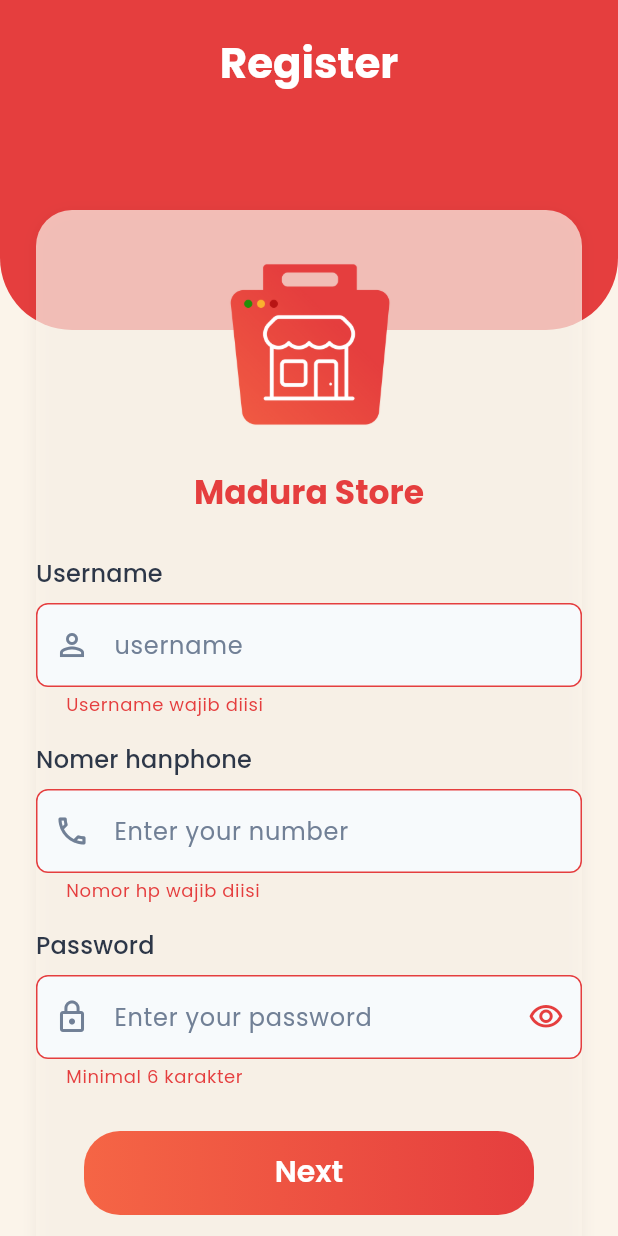
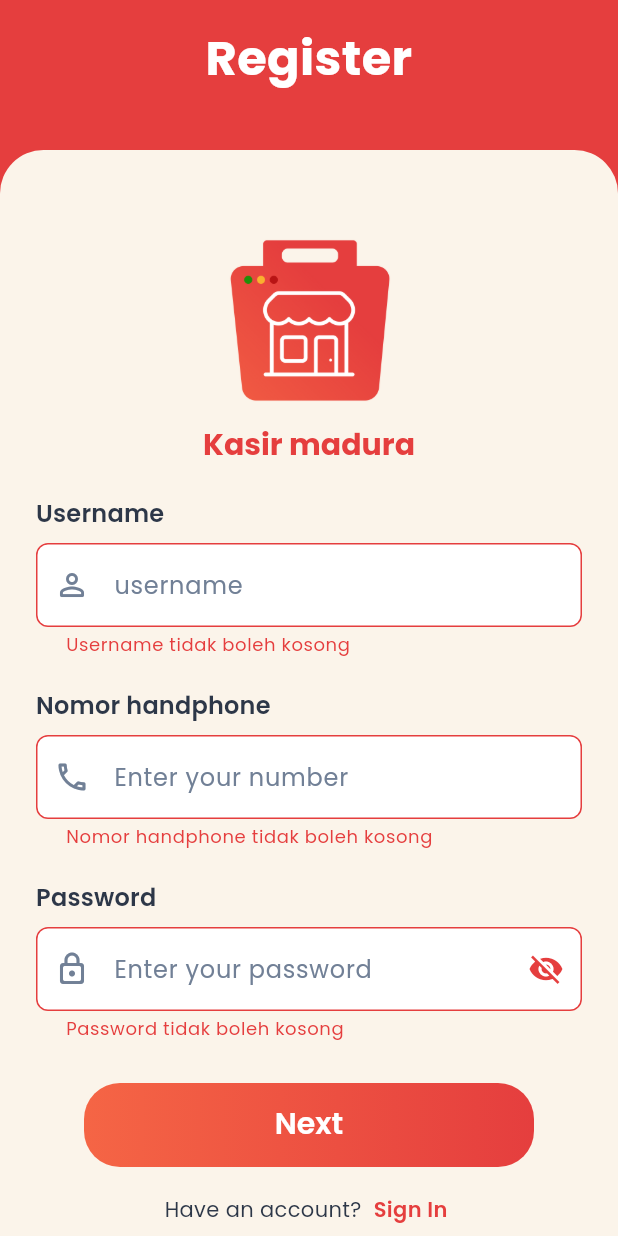
Before and after one commit to amad-IO/frontend-madura-store, a Flutter app: the RegisterPage screen opened by its route, after a tap on "Next", on a phone screen of 412 x 824 dp. Run offline on Flutter 3.47's test engine with Material 3 defaults, Android fonts, the phone set to English and light mode, and no system bars; our stand-ins replace google_fonts.

Commit message:
udate register desain baru

```diff
--- a/lib/ui/pages/LoginPage.dart
+++ b/lib/ui/pages/LoginPage.dart
@@ -3,6 +3,7 @@ import '../../core/app_routes.dart';
 import '../../core/app_theme.dart';
 import 'package:google_fonts/google_fonts.dart';
 import '../../ui/pages/dashboardPage.dart';
+
 
 
 class LoginPage extends StatefulWidget {
--- a/lib/ui/pages/registerPage.dart
+++ b/lib/ui/pages/registerPage.dart
@@ -1,7 +1,7 @@
 import 'package:flutter/material.dart';
+import 'package:google_fonts/google_fonts.dart';
 import '../../core/app_theme.dart';
-import '../../core/app_routes.dart'; // pastikan ada route login
-import 'package:google_fonts/google_fonts.dart';
+import '../../core/app_routes.dart';
 
 class RegisterPage extends StatefulWidget {
   const RegisterPage({super.key});
@@ -16,7 +16,6 @@ class _RegisterPageState extends State<RegisterPage> {
   final _usernameCtrl = TextEditingController();
   final _phoneCtrl = TextEditingController();
   final _passwordCtrl = TextEditingController();
-
   bool _obscure = true;
 
   @override
@@ -27,38 +26,15 @@ class _RegisterPageState extends State<RegisterPage> {
     super.dispose();
   }
 
-  // Validasi username (3–20, huruf/angka . _ -, tidak diawali/diakhiri simbol, tidak dobel simbol)
-  String? _validateUsername(String? x) {
-    final v = x?.trim() ?? '';
-    final re = RegExp(r'^(?=.{3,20}$)(?![._-])(?!.*[._-]{2})[a-zA-Z0-9._-]+(?<![._-])$');
-    if (v.isEmpty) return 'Username wajib diisi';
-    if (!re.hasMatch(v)) {
-      return '3–20: huruf/angka . _ - (tidak boleh diawali/diakhiri simbol)';
-    }
-    return null;
-  }
-
-  String? _validatePhone(String? x) {
-    final v = x?.trim() ?? '';
-    if (v.isEmpty) return 'Nomor hp wajib diisi';
-    // sederhana: 9–15 digit, boleh mulai +62/0
-    final re = RegExp(r'^(?:\+?62|0)\d{8,13}$');
-    if (!re.hasMatch(v)) return 'Nomor hp tidak valid';
-    return null;
-  }
-
-  String? _validatePassword(String? x) {
-    final v = x ?? '';
-    if (v.length < 6) return 'Minimal 6 karakter';
-    return null;
-  }
-
   void _submit() {
     if (_formKey.currentState?.validate() ?? false) {
-      // TODO: panggil backend/register di layer service/state kamu
       ScaffoldMessenger.of(context).showSnackBar(
-        const SnackBar(content: Text('Register berhasil (mock)')),
+        SnackBar(
+          content: Text('Register success (dummy)', style: GoogleFonts.poppins()),
+        ),
       );
+      Navigator.pop(context);
+      // Atau: Navigator.pushNamedAndRemoveUntil(context, AppRoutes.dashboard, (r) => false);
     }
   }
 
@@ -67,133 +43,185 @@ class _RegisterPageState extends State<RegisterPage> {
     final t = Theme.of(context).textTheme;
 
     return Scaffold(
-      backgroundColor: AppTheme.primaryCream,
+      backgroundColor: AppTheme.primaryRed,
       body: SafeArea(
         child: Stack(
           children: [
-            // Header merah besar dengan sudut bulat
-            Container(
-              height: 220,
-              decoration: const BoxDecoration(
-                color: AppTheme.primaryRed,
-                borderRadius: BorderRadius.only(
-                  bottomLeft: Radius.circular(48),
-                  bottomRight: Radius.circular(48),
-                ),
-              ),
-              alignment: Alignment.topCenter,
-              padding: const EdgeInsets.only(top: 24),
+            Positioned(
+              left: 0,
+              right: 0,
+              top: 16,
               child: Text(
                 'Register',
-                style: t.headlineMedium?.copyWith(
-                  color: AppTheme.primaryWhite,
+                textAlign: TextAlign.center,
+                style: GoogleFonts.poppins(
+                  color: Colors.white,
+                  fontSize: 32,
                   fontWeight: FontWeight.w700,
                 ),
               ),
             ),
-
-            // Konten
-            SingleChildScrollView(
-              padding: const EdgeInsets.fromLTRB(24, 140, 24, 24),
+            Positioned.fill(
+              top: 100,
+              child: Container(
+                decoration: const BoxDecoration(
+                  color: AppTheme.primaryCream,
+                  borderRadius: BorderRadius.only(
+                    topLeft: Radius.circular(29),
+                    topRight: Radius.circular(29),
+                  ),
+                ),
+                child: SingleChildScrollView(
+                  padding: const EdgeInsets.fromLTRB(24, 32, 24, 24),
                   child: Column(
                     children: [
-                  // kartu krem (feel figma)
-                  Container(
-                    width: double.infinity,
-                    decoration: BoxDecoration(
-                      color: AppTheme.primaryCream.withOpacity(0.7),
-                      borderRadius: BorderRadius.circular(24),
-                      // opsional: tambahkan efek blur kaca (frosted glass)
-                      boxShadow: [
-                        BoxShadow(
-                          color: Colors.black.withOpacity(0.05),
-                          blurRadius: 8,
-                          offset: const Offset(0, 2),
-                        ),
-                      ],
-                    ),
-
-                    child: Column(
-                      children: [
-                        const SizedBox(height: 16),
-                        // Logo
-                        Container(
+                      const SizedBox(height: 8),
+                      const Positioned(
+                        top: 0, // makin kecil = makin naik (coba 0–12)
+                        child: SizedBox(
                           width: 146,
                           height: 146,
-                          decoration: const BoxDecoration(
-                            image: DecorationImage(
+                          child: Image(
                             image: AssetImage('assets/images/logo3.png'),
-                              fit: BoxFit.cover,
-                            ),
-                          ),
-                        ),
-                        const SizedBox(height: 12),
-                        Text(
-                          'Madura Store',
-                          style: t.titleLarge?.copyWith(
-                            color: AppTheme.primaryRed,
-                            fontWeight: FontWeight.w700,
-                          ),
-                        ),
-                        const SizedBox(height: 12),
-
-                        // FORM
-                        Form(
-                          key: _formKey,
-                          child: Column(
-                            crossAxisAlignment: CrossAxisAlignment.start,
-                            children: [
-                              const SizedBox(height: 16),
-                              Text('Username', style: t.titleMedium?.copyWith(color: AppTheme.textPrimary)),
-                              const SizedBox(height: 8),
-                              TextFormField(
-                                controller: _usernameCtrl,
-                                validator: _validateUsername,
-                                textInputAction: TextInputAction.next,
-                                decoration: const InputDecoration(
-                                  hintText: 'username',
-                                  prefixIcon: Icon(Icons.person_outline),
-                                ),
-                              ),
-
-                              const SizedBox(height: 16),
-                              Text('Nomer hanphone', style: t.titleMedium?.copyWith(color: AppTheme.textPrimary)),
-                              const SizedBox(height: 8),
-                              TextFormField(
-                                controller: _phoneCtrl,
-                                validator: _validatePhone,
-                                keyboardType: TextInputType.phone,
-                                textInputAction: TextInputAction.next,
-                                decoration: const InputDecoration(
-                                  hintText: 'Enter your number',
-                                  prefixIcon: Icon(Icons.phone_outlined),
-                                ),
-                              ),
-
-                              const SizedBox(height: 16),
-                              Text('Password', style: t.titleMedium?.copyWith(color: AppTheme.textPrimary)),
-                              const SizedBox(height: 8),
-                              TextFormField(
-                                controller: _passwordCtrl,
-                                validator: _validatePassword,
-                                obscureText: _obscure,
-                                decoration: InputDecoration(
-                                  hintText: 'Enter your password',
-                                  prefixIcon: const Icon(Icons.lock_outline),
-                                  suffixIcon: IconButton(
-                                    onPressed: () => setState(() => _obscure = !_obscure),
-                                    icon: Icon(_obscure ? Icons.visibility_outlined : Icons.visibility_off_outlined),
+                            fit: BoxFit.contain,
                           ),
                         ),
                       ),
 
+                      // TEKS — tepat di bawah logo
+                      Positioned(
+                        top: 146, // atur sesuai kebutuhan
+                        child: Text(
+                          'Kasir madura',
+                          textAlign: TextAlign.center,
+                          style: GoogleFonts.poppins(
+                            color: AppTheme.primaryRed,
+                            fontSize: 20,
+                            fontWeight: FontWeight.w700, // lebih tebal (Bold)
+                            letterSpacing: 0,
+                            height: 1.0,
+                          ),
+                        ),
+                      ),
+                      const SizedBox(height: 24),
+
+                      Form(
+                        key: _formKey,
+                        child: Column(
+                          children: [
+                            Align(
+                              alignment: Alignment.centerLeft,
+                              child: Text(
+                                'Username',
+                                style: t.titleMedium?.copyWith(
+                                  color: AppTheme.textPrimary,
+                                  fontWeight: FontWeight.w600,
+                                ),
+                              ),
+                            ),
+                            const SizedBox(height: 8),
+
+                            TextFormField(
+                              controller: _usernameCtrl,
+                              textInputAction: TextInputAction.next,
+                              decoration: _inputDecoration(
+                                context,
+                                hint: 'username',
+                                icon: Icons.person_outline_rounded,
+                              ),
+                              validator: (x) {
+                                if (x == null || x.trim().isEmpty) {
+                                  return 'Username tidak boleh kosong';
+                                }
+                                final re = RegExp(
+                                  r'^(?=.{3,20}$)(?![._-])(?!.*[._-]{2})[a-zA-Z0-9._-]+(?<![._-])$',
+                                );
+                                if (!re.hasMatch(x.trim())) {
+                                  return 'Gunakan 3–20 karakter: huruf/angka . _ - (tidak diawali/diakhiri simbol)';
+                                }
+                                return null;
+                              },
+                            ),
+                            const SizedBox(height: 20),
+
+                            Align(
+                              alignment: Alignment.centerLeft,
+                              child: Text(
+                                'Nomor handphone',
+                                style: t.titleMedium?.copyWith(
+                                  color: AppTheme.textPrimary,
+                                  fontWeight: FontWeight.w600,
+                                ),
+                              ),
+                            ),
+                            const SizedBox(height: 8),
+                            TextFormField(
+                              controller: _phoneCtrl,
+                              keyboardType: TextInputType.phone,
+                              textInputAction: TextInputAction.next,
+                              decoration: _inputDecoration(
+                                context,
+                                hint: 'Enter your number',
+                                icon: Icons.phone_outlined,
+                              ),
+                              validator: (x) {
+                                if (x == null || x.trim().isEmpty) {
+                                  return 'Nomor handphone tidak boleh kosong';
+                                }
+                                final re = RegExp(r'^[0-9+\s()-]{8,15}$');
+                                if (!re.hasMatch(x.trim())) {
+                                  return 'Nomor tidak valid';
+                                }
+                                return null;
+                              },
+                            ),
+                            const SizedBox(height: 20),
+
+                            Align(
+                              alignment: Alignment.centerLeft,
+                              child: Text(
+                                'Password',
+                                style: t.titleMedium?.copyWith(
+                                  color: AppTheme.textPrimary,
+                                  fontWeight: FontWeight.w600,
+                                ),
+                              ),
+                            ),
+                            const SizedBox(height: 8),
+                            TextFormField(
+                              controller: _passwordCtrl,
+                              obscureText: _obscure,
+                              textInputAction: TextInputAction.done,
+                              decoration: _inputDecoration(
+                                context,
+                                hint: 'Enter your password',
+                                icon: Icons.lock_outline_rounded,
+                                suffix: IconButton(
+                                  icon: Icon(_obscure ? Icons.visibility_off : Icons.visibility),
+                                  onPressed: () => setState(() => _obscure = !_obscure),
+                                ),
+                              ),
+                              validator: (x) {
+                                if (x == null || x.isEmpty) {
+                                  return 'Password tidak boleh kosong';
+                                }
+                                if (x.length < 8) {
+                                  return 'Min. 8 karakter';
+                                }
+                                return null;
+                              },
+                            ),
+                          ],
+                        ),
+                      ),
+
                       const SizedBox(height: 28),
-                              // Tombol gradient sesuai AppTheme.primaryGradient
+
                       Center(
                         child: ConstrainedBox(
-                                  constraints: const BoxConstraints(maxWidth: 300), // ubah 260–320 sesuai selera
+                          constraints: const BoxConstraints(maxWidth: 300), // lebar maksimum seperti tombol login
                           child: SizedBox(
-                                    width: double.infinity, // biar mengisi sampai maxWidth di atas
+                            width: double.infinity,
                             height: 56,
                             child: DecoratedBox(
                               decoration: BoxDecoration(
@@ -210,14 +238,18 @@ class _RegisterPageState extends State<RegisterPage> {
                                   elevation: 0,
                                   backgroundColor: Colors.transparent,
                                   shadowColor: Colors.transparent,
-                                          shape: RoundedRectangleBorder(borderRadius: BorderRadius.circular(24)),
+                                  shape: RoundedRectangleBorder(
+                                    borderRadius: BorderRadius.circular(24),
+                                  ),
                                   padding: const EdgeInsets.symmetric(vertical: 16),
                                 ),
                                 child: Text(
                                   'Next',
                                   style: GoogleFonts.poppins(
-                                            fontSize: 20, fontWeight: FontWeight.w600,
-                                            height: 1.2, color: AppTheme.primaryWhite,
+                                    fontSize: 20,
+                                    fontWeight: FontWeight.w600,
+                                    height: 1.2,
+                                    color: AppTheme.primaryWhite,
                                   ),
                                 ),
                               ),
@@ -227,33 +259,46 @@ class _RegisterPageState extends State<RegisterPage> {
                       ),
 
 
-                              const SizedBox(height: 20),
-                              Center(
-                                child: Wrap(
-                                  crossAxisAlignment: WrapCrossAlignment.center,
+                      const SizedBox(height: 16),
+
+                      Row(
+                        mainAxisAlignment: MainAxisAlignment.center,
                         children: [
-                                    Text('Have an account? ', style: t.bodyLarge?.copyWith(color: AppTheme.textPrimary)),
+                          Text(
+                            'Have an account? ',
+                            style: GoogleFonts.poppins(
+                              color: AppTheme.textPrimary,
+                              fontSize: 14,
+                            ),
+                          ),
                           InkWell(
-                                      onTap: () => Navigator.pushReplacementNamed(context, AppRoutes.login),
+                            onTap: () {
+                              if (Navigator.canPop(context)) {
+                                Navigator.pop(context);
+                              } else {
+                                Navigator.pushReplacementNamed(context, AppRoutes.login);
+                              }
+                            },
+                            borderRadius: BorderRadius.circular(6),
+                            child: Padding(
+                              padding: const EdgeInsets.symmetric(horizontal: 4, vertical: 2),
                               child: Text(
                                 'Sign In',
-                                        style: t.bodyLarge?.copyWith(
+                                style: GoogleFonts.poppins(
                                   color: AppTheme.primaryRed,
-                                          fontWeight: FontWeight.w700,
+                                  fontWeight: FontWeight.w600,
+                                  fontSize: 14,
+                                ),
                               ),
                             ),
                           ),
                         ],
                       ),
-                              ),
-                              const SizedBox(height: 12),
+
+                      const SizedBox(height: 8),
                     ],
                   ),
                 ),
-                      ],
-                    ),
-                  ),
-                ],
               ),
             ),
           ],
@@ -261,4 +306,36 @@ class _RegisterPageState extends State<RegisterPage> {
       ),
     );
   }
+
+  InputDecoration _inputDecoration(
+      BuildContext context, {
+        required String hint,
+        required IconData icon,
+        Widget? suffix,
+      }) {
+    final theme = Theme.of(context).inputDecorationTheme;
+
+    final decoration = InputDecoration(
+      hintText: hint,
+      prefixIcon: Icon(icon, color: AppTheme.textSubtle),
+      suffixIcon: suffix,
+      border: OutlineInputBorder(
+        borderRadius: BorderRadius.circular(15),
+        borderSide: const BorderSide(color: AppTheme.border, width: 1.0),
+      ),
+      enabledBorder: OutlineInputBorder(
+        borderRadius: BorderRadius.circular(15),
+        borderSide: const BorderSide(color: AppTheme.border, width: 1.0),
+      ),
+      focusedBorder: OutlineInputBorder(
+        borderRadius: BorderRadius.circular(15),
+        borderSide: const BorderSide(color: AppTheme.primaryRed, width: 2.0),
+      ),
+      filled: true,
+      fillColor: AppTheme.primaryWhite,
+      contentPadding: const EdgeInsets.symmetric(horizontal: 16, vertical: 16),
+    );
+
+    return decoration.applyDefaults(theme);
   }
+}
```
Lines whose indentation alone changed are shown as unchanged.
